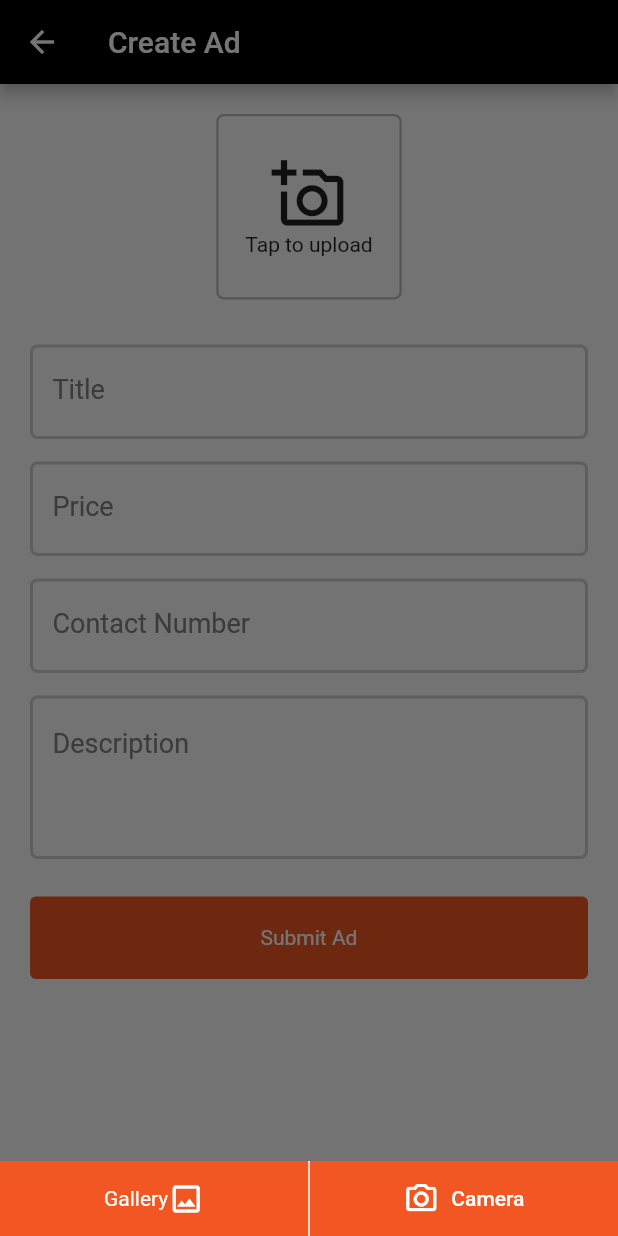
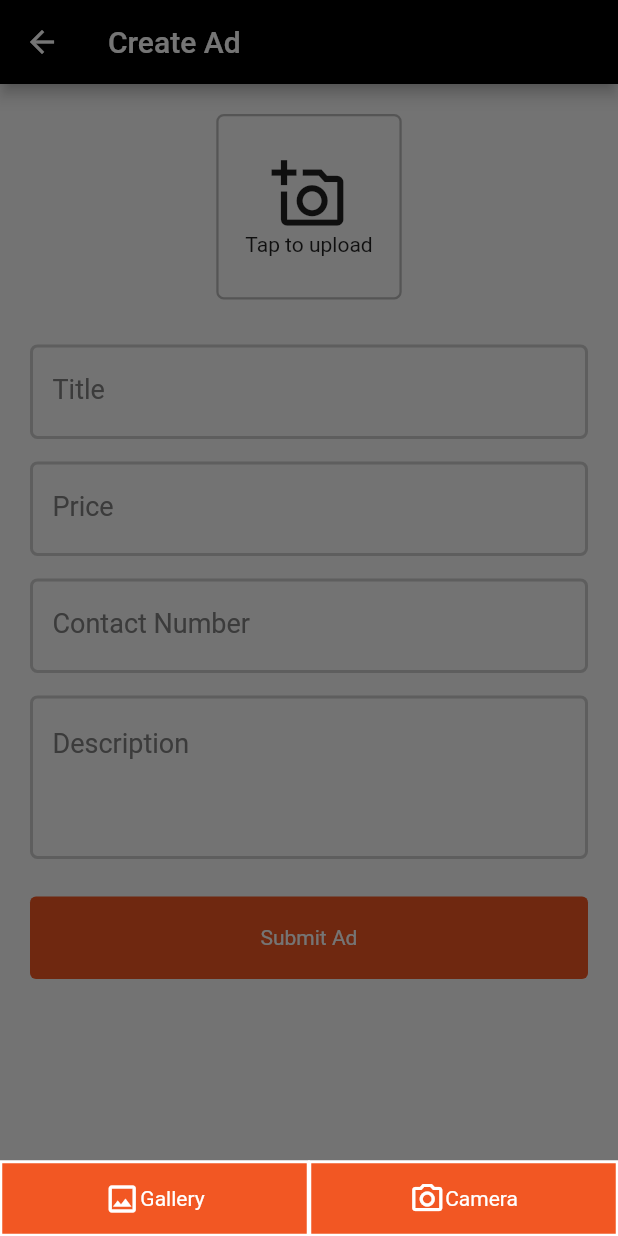
Before and after one commit to EstrellaPoot-Ksquare/functional_classified_app, a Flutter app: the CreateAdScreen screen opened by its route, after a tap on "Tap to upload", on a phone screen of 412 x 824 dp. Run offline on Flutter 3.47's test engine with Material 2 defaults, Android fonts, the phone set to English and light mode, and no system bars; our stand-ins replace carousel_slider, flutter_secure_storage, image_picker; accounts and stored records are empty.

Commit message:
feat: change border for showmodal button

```diff
--- a/lib/custom_widgets/product_form.dart
+++ b/lib/custom_widgets/product_form.dart
@@ -121,65 +121,57 @@ class _ProductFormState extends State<ProductForm> {
                     showModalBottomSheet(
                       context: context,
                       builder: (BuildContext context) {
-                        return Container(
+                        return SizedBox(
                           height: 50,
-                          color: AppTheme.mainColor,
+                          // color: AppTheme.mainColor,
                           child: Center(
                             child: Row(
                               mainAxisSize: MainAxisSize.min,
                               children: <Widget>[
-                                Expanded(
-                                  child: GestureDetector(
-                                    onTap: () {
+                                Container(
+                                  color: const Color.fromARGB(255, 25, 107, 66),
+                                  width: width * 0.5,
+                                  child: ElevatedButton(
+                                    onPressed: () {
                                       Navigator.pop(context);
                                       _loadMultipleImages();
                                     },
-                                    child: Container(
+                                    style: showModalElevatedBtn(),
                                     child: Row(
                                         mainAxisAlignment:
                                             MainAxisAlignment.center,
                                         children: const [
+                                          Icon(Icons.image_outlined),
                                           Text(
                                             'Gallery',
                                             style: TextStyle(
                                               color: Colors.white,
                                             ),
                                           ),
-                                          Icon(
-                                            Icons.image_outlined,
-                                            color: Colors.white,
-                                          )
-                                        ],
-                                      ),
-                                    ),
+                                        ]),
                                   ),
                                 ),
                                 Container(
-                                  color: Colors.white,
-                                  height: 50,
-                                  width: 1,
-                                ),
-                                Expanded(
-                                  child: Row(
-                                    mainAxisAlignment: MainAxisAlignment.center,
-                                    children: [
-                                      TextButton.icon(
+                                  color: const Color.fromARGB(255, 25, 107, 66),
+                                  width: width * 0.5,
+                                  child: ElevatedButton(
                                     onPressed: () {
                                       Navigator.pop(context);
                                       _loadImage('camera');
                                     },
-                                        label: const Text(
+                                    style: showModalElevatedBtn(),
+                                    child: Row(
+                                        mainAxisAlignment:
+                                            MainAxisAlignment.center,
+                                        children: const [
+                                          Icon(Icons.camera_alt_outlined),
+                                          Text(
                                             'Camera',
                                             style: TextStyle(
                                               color: Colors.white,
                                             ),
                                           ),
-                                        icon: const Icon(
-                                          Icons.camera_alt_outlined,
-                                          color: Colors.white,
-                                        ),
-                                      ),
-                                    ],
+                                        ]),
                                   ),
                                 ),
                               ],
@@ -338,4 +330,11 @@ class _ProductFormState extends State<ProductForm> {
       ],
     );
   }
+
+  ButtonStyle showModalElevatedBtn() {
+    return ElevatedButton.styleFrom(
+      shape: const BeveledRectangleBorder(borderRadius: BorderRadius.zero),
+      side: const BorderSide(color: Colors.white),
+    );
   }
+}
```
Lines whose indentation alone changed are shown as unchanged.
